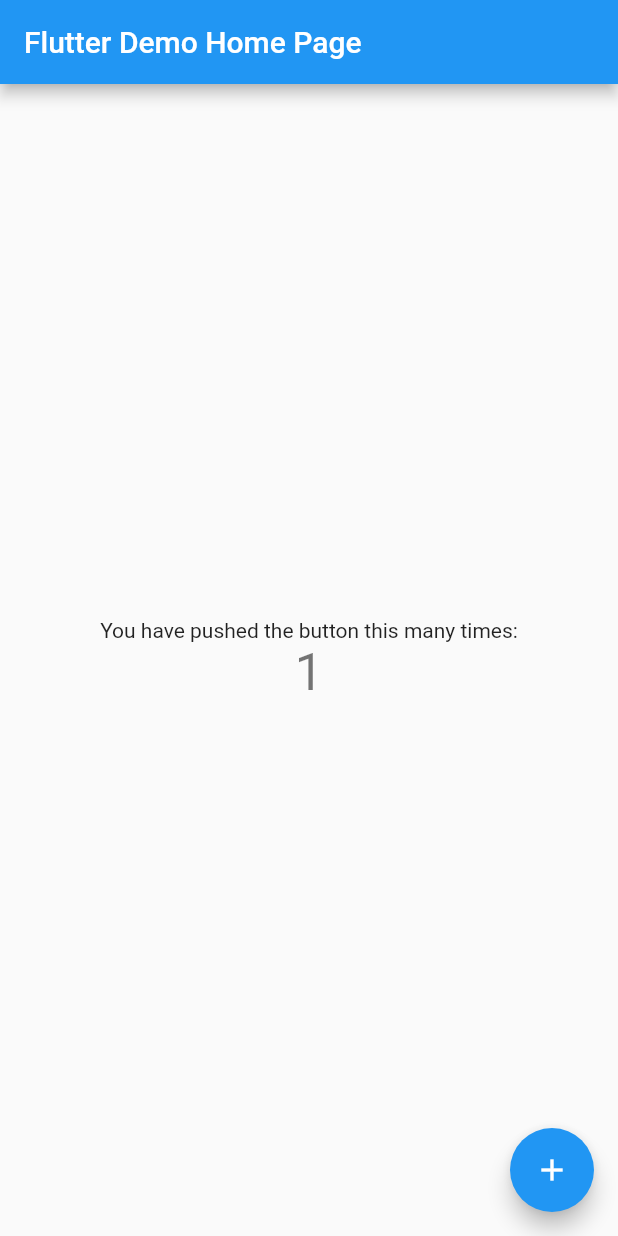
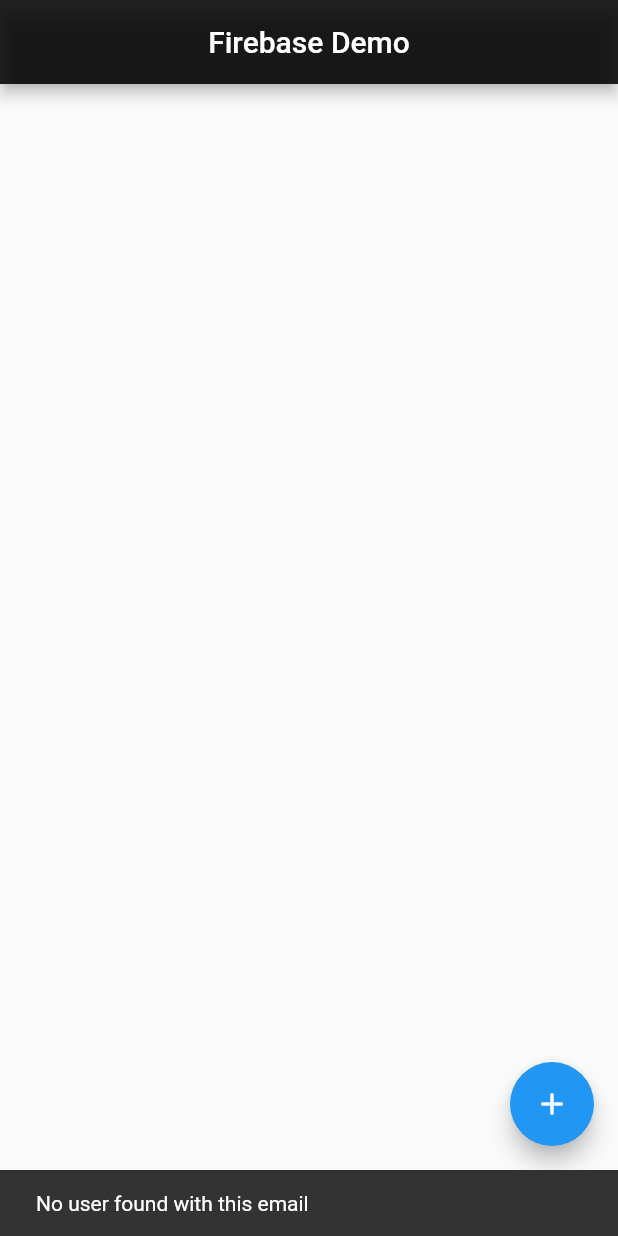
Before and after one commit to Alpha17-2/clean-firebase-cloudstore, a Flutter app: the screen it shows after launch, after a tap on the "add" icon, on a phone screen of 412 x 824 dp. Run offline on Flutter 3.47's test engine with Material 2 defaults, Android fonts, the phone set to English and light mode, and no system bars; our stand-ins replace cloud_firestore, firebase_core; accounts and stored records are empty.

Commit message:
clean architecture for login and register api

```diff
--- /dev/null
+++ b/lib/constants/databases.dart
@@ -0,0 +1,3 @@
+import 'package:cloud_firestore/cloud_firestore.dart';
+
+var userdb = FirebaseFirestore.instance.collection('userdb');
--- a/lib/main.dart
+++ b/lib/main.dart
@@ -1,115 +1,20 @@
+import 'package:firebase_core/firebase_core.dart';
+import 'package:firebase_dev_demo/view/home.dart';
 import 'package:flutter/material.dart';
 
-void main() {
+void main(List<String> args) async {
+  WidgetsFlutterBinding.ensureInitialized();
+  await Firebase.initializeApp();
   runApp(const MyApp());
 }
 
 class MyApp extends StatelessWidget {
   const MyApp({super.key});
 
-  // This widget is the root of your application.
   @override
   Widget build(BuildContext context) {
-    return MaterialApp(
-      title: 'Flutter Demo',
-      theme: ThemeData(
-        // This is the theme of your application.
-        //
-        // Try running your application with "flutter run". You'll see the
-        // application has a blue toolbar. Then, without quitting the app, try
-        // changing the primarySwatch below to Colors.green and then invoke
-        // "hot reload" (press "r" in the console where you ran "flutter run",
-        // or simply save your changes to "hot reload" in a Flutter IDE).
-        // Notice that the counter didn't reset back to zero; the application
-        // is not restarted.
-        primarySwatch: Colors.blue,
-      ),
-      home: const MyHomePage(title: 'Flutter Demo Home Page'),
+    return const MaterialApp(
+      home: Home(),
     );
   }
 }
-
-class MyHomePage extends StatefulWidget {
-  const MyHomePage({super.key, required this.title});
-
-  // This widget is the home page of your application. It is stateful, meaning
-  // that it has a State object (defined below) that contains fields that affect
-  // how it looks.
-
-  // This class is the configuration for the state. It holds the values (in this
-  // case the title) provided by the parent (in this case the App widget) and
-  // used by the build method of the State. Fields in a Widget subclass are
-  // always marked "final".
-
-  final String title;
-
-  @override
-  State<MyHomePage> createState() => _MyHomePageState();
-}
-
-class _MyHomePageState extends State<MyHomePage> {
-  int _counter = 0;
-
-  void _incrementCounter() {
-    setState(() {
-      // This call to setState tells the Flutter framework that something has
-      // changed in this State, which causes it to rerun the build method below
-      // so that the display can reflect the updated values. If we changed
-      // _counter without calling setState(), then the build method would not be
-      // called again, and so nothing would appear to happen.
-      _counter++;
-    });
-  }
-
-  @override
-  Widget build(BuildContext context) {
-    // This method is rerun every time setState is called, for instance as done
-    // by the _incrementCounter method above.
-    //
-    // The Flutter framework has been optimized to make rerunning build methods
-    // fast, so that you can just rebuild anything that needs updating rather
-    // than having to individually change instances of widgets.
-    return Scaffold(
-      appBar: AppBar(
-        // Here we take the value from the MyHomePage object that was created by
-        // the App.build method, and use it to set our appbar title.
-        title: Text(widget.title),
-      ),
-      body: Center(
-        // Center is a layout widget. It takes a single child and positions it
-        // in the middle of the parent.
-        child: Column(
-          // Column is also a layout widget. It takes a list of children and
-          // arranges them vertically. By default, it sizes itself to fit its
-          // children horizontally, and tries to be as tall as its parent.
-          //
-          // Invoke "debug painting" (press "p" in the console, choose the
-          // "Toggle Debug Paint" action from the Flutter Inspector in Android
-          // Studio, or the "Toggle Debug Paint" command in Visual Studio Code)
-          // to see the wireframe for each widget.
-          //
-          // Column has various properties to control how it sizes itself and
-          // how it positions its children. Here we use mainAxisAlignment to
-          // center the children vertically; the main axis here is the vertical
-          // axis because Columns are vertical (the cross axis would be
-          // horizontal).
-          mainAxisAlignment: MainAxisAlignment.center,
-          children: <Widget>[
-            const Text(
-              'You have pushed the button this many times:',
-            ),
-            Text(
-              '$_counter',
-              style: Theme.of(context).textTheme.headlineMedium,
-            ),
-          ],
-        ),
-      ),
-      floatingActionButton: FloatingActionButton(
-        onPressed: _incrementCounter,
-        tooltip: 'Increment',
-        child: const Icon(Icons.add),
-      ), // This trailing comma makes auto-formatting nicer for build methods.
-    );
-  }
-}
--- /dev/null
+++ b/lib/models/api_res_model.dart
@@ -0,0 +1,5 @@
+class ResponseModel {
+  dynamic data;
+  dynamic error;
+  ResponseModel({this.data, this.error});
+}
--- /dev/null
+++ b/lib/services/api/api_services.dart
@@ -0,0 +1,72 @@
+import 'package:firebase_dev_demo/constants/databases.dart';
+import 'package:firebase_dev_demo/models/api_res_model.dart';
+import 'package:firebase_dev_demo/models/user_model.dart';
+import 'package:flutter/material.dart';
+
+/// This function registers a user by adding their email and password to a database and returns a
+/// response model.
+///
+/// Args:
+///   email (String): A required string parameter representing the email address of the user being
+/// registered.
+///   password (String): The password parameter is a required string that represents the user's password
+/// for registration.
+///
+/// Returns:
+///   A `Future` object that resolves to a `ResponseModel` object.
+Future<ResponseModel> registerUser(
+    {required String email, required String password}) async {
+  ResponseModel responseModel = ResponseModel();
+  try {
+    UserModel user =
+        UserModel(email: email, password: password, isValidated: false, id: '');
+    var res = await userdb.add(user.toMap());
+    user.copyWith(id: res.id);
+    responseModel.data = user;
+  } catch (e) {
+    responseModel.error = e;
+  }
+  return responseModel;
+}
+
+/// The `login` function checks if a user exists with the provided email and password, and returns a
+/// response model with the user data or an error message.
+///
+/// Args:
+///   email (String): A required string parameter representing the email of the user trying to log in.
+///   password (String): The password parameter is a required string that represents the password
+/// entered by the user during the login process.
+///
+/// Returns:
+///   a `Future` that resolves to a `ResponseModel` object.
+Future<ResponseModel> login(
+    {required String email, required String password}) async {
+  ResponseModel responseModel = ResponseModel();
+
+  try {
+    var res = await userdb.where('email', isEqualTo: email).get();
+
+    debugPrint(res.docs.length.toString());
+
+    /// This code block is checking if the query result `res` has any documents matching the provided
+    /// email. If the size of the result is 0, it means that no user was found with the provided email,
+    /// so the `responseModel.error` property is set to a message indicating that no user was found.
+    if (res.docs.isEmpty) {
+      responseModel.error = "No user found with this email";
+    } else {
+      var userDoc = res.docs.first;
+      debugPrint(userDoc.data().toString());
+      UserModel currentUser = UserModel.fromMap(userDoc.data());
+      debugPrint("reach 2 : ${currentUser.toString()}");
+      if (password == currentUser.password) {
+        responseModel.data = currentUser;
+      } else {
+        responseModel.error = "Password does not match";
+      }
+    }
+  } catch (e) {
+    responseModel.error = e;
+  }
+
+  return responseModel;
+}
--- /dev/null
+++ b/lib/view/home.dart
@@ -0,0 +1,33 @@
+import 'package:firebase_dev_demo/models/api_res_model.dart';
+import 'package:firebase_dev_demo/services/api/api_services.dart';
+import 'package:flutter/material.dart';
+
+class Home extends StatelessWidget {
+  const Home({super.key});
+
+  @override
+  Widget build(BuildContext context) {
+    return Scaffold(
+      appBar: AppBar(
+        backgroundColor: Colors.black87,
+        title: const Text("Firebase Demo"),
+        centerTitle: true,
+      ),
+      floatingActionButton: FloatingActionButton(
+        child: const Icon(Icons.add),
+        onPressed: () async {
+          final snack = ScaffoldMessenger.of(context);
+          ResponseModel responseModel =
+              await login(email: "email25@gmail.com", password: "123456");
+          if (responseModel.data != null) {
+            //* Successfully created account //
+            debugPrint(responseModel.data.toString());
+          } else {
+            snack.showSnackBar(
+                SnackBar(content: Text(responseModel.error.toString())));
+          }
+        },
+      ),
+    );
+  }
+}
--- a/pubspec.yaml
+++ b/pubspec.yaml
@@ -35,6 +35,9 @@ dependencies:
   # The following adds the Cupertino Icons font to your application.
   # Use with the CupertinoIcons class for iOS style icons.
   cupertino_icons: ^1.0.2
+  firebase_core: ^2.12.0
+  provider: ^6.0.5
+  cloud_firestore: ^4.7.0
 
 dev_dependencies:
   flutter_test:
```
Also changed, not shown: lib/models/user_model.dart (added, +90 -0 lines), lib/states/auth_state.dart (added), pubspec.lock, 1 other file.
